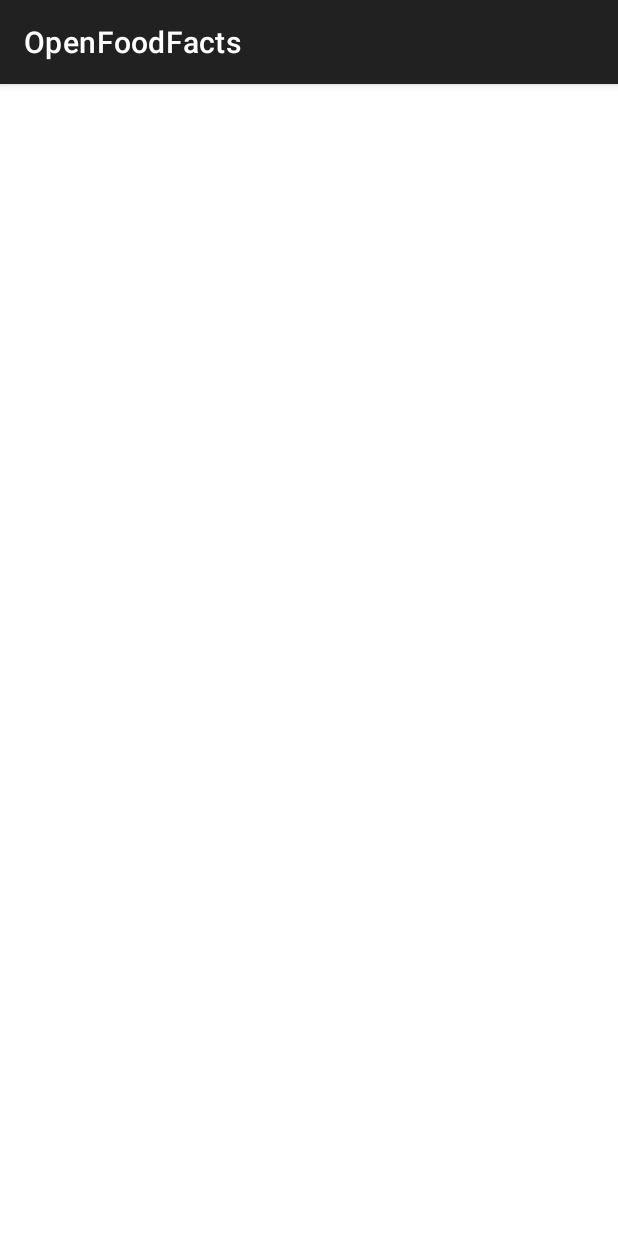
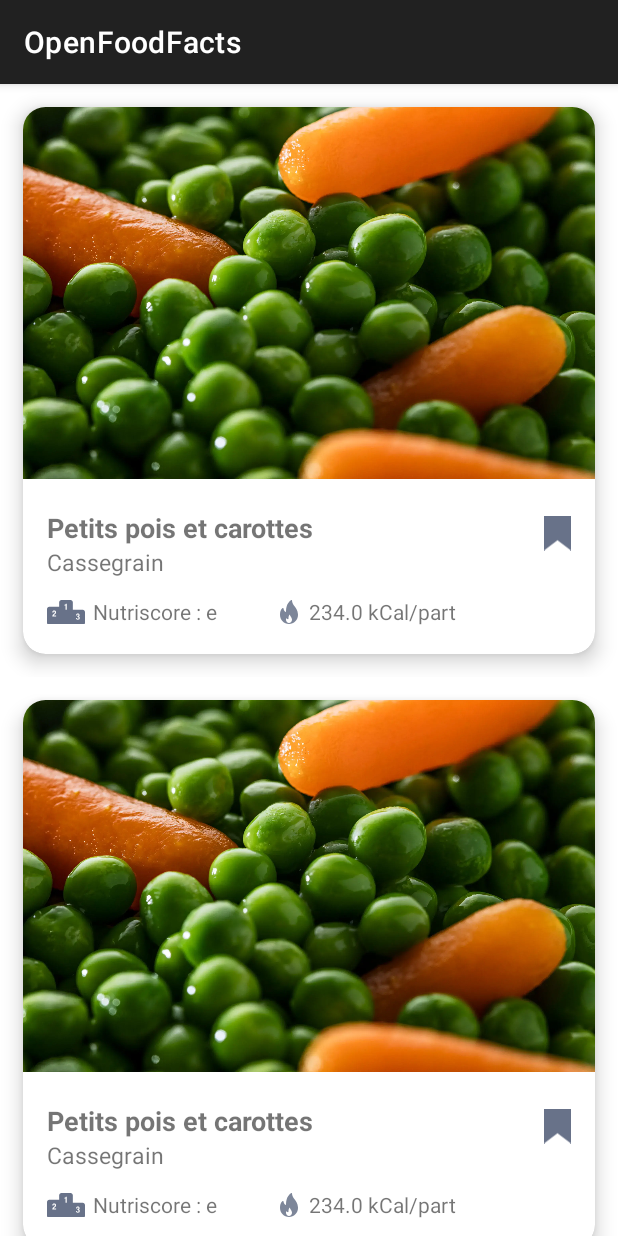
Before and after one commit to Flow2dot0/esgi_android_v2, an Android app: the screen it shows after launch (ProductsActivity), on a phone screen of 412 x 824 dp. Run offline under Robolectric (Android 15) with nearby library versions, the light colour scheme and no system bars; our stand-ins replace Picasso; pictures from the network do not load.

Commit message:
feat : recyclerview & adapter for product

```diff
--- /dev/null
+++ b/app/src/main/java/com/florian/esgiandroid/domain/ImageLoader.kt
@@ -0,0 +1,29 @@
+package com.florian.esgiandroid.domain
+
+import android.graphics.drawable.Drawable
+import android.widget.ImageView
+import com.florian.esgiandroid.R
+import com.squareup.picasso.Picasso
+
+interface ImageLoader {
+
+
+    fun loadInto(imageUrl : String, placeholder: Int = R.drawable.petitspoidscarottes, replacementOnError : Int = R.drawable.petitspoidscarottes, destination : ImageView)
+
+}
+
+class PicassoImageLoader : ImageLoader {
+
+    override fun loadInto(
+        imageUrl: String,
+        placeholder: Int,
+        replacementOnError: Int,
+        destination: ImageView
+    ) : Unit {
+        Picasso.get()
+            .load(imageUrl)
+            .placeholder(placeholder)
+            .error(replacementOnError)
+            .into(destination)
+    }
+}
--- a/app/src/main/java/com/florian/esgiandroid/domain/NutritionFacts.kt
+++ b/app/src/main/java/com/florian/esgiandroid/domain/NutritionFacts.kt
@@ -10,6 +10,7 @@ interface NutritionFacts {
     val proteins : NutritionsFactsItem
     val salt : NutritionsFactsItem
     val sodium : NutritionsFactsItem
+    val calories : NutritionsFactsItem
 }
 
 class DefaultNutritionFacts(
@@ -21,7 +22,7 @@ class DefaultNutritionFacts(
     override val fibers: NutritionsFactsItem,
     override val proteins: NutritionsFactsItem,
     override val salt: NutritionsFactsItem,
-    override val sodium: NutritionsFactsItem
+    override val sodium: NutritionsFactsItem, override val calories: NutritionsFactsItem
 ) : NutritionFacts{
 
     companion object {
@@ -72,6 +73,11 @@ class DefaultNutritionFacts(
                     null,
                     0.295,
                 ),
+                DefaultNutritionsFactsItem(
+                    "kCal",
+                    null,
+                    234.00,
+                ),
             )
         }
     }
--- a/app/src/main/java/com/florian/esgiandroid/presentation/ProductActivity.kt
+++ b/app/src/main/java/com/florian/esgiandroid/presentation/ProductActivity.kt
@@ -19,7 +19,7 @@ class ProductActivity : AppCompatActivity() {
             .load(product.imageUrl)
             .placeholder(R.drawable.petitspoidscarottes)
             .error(R.drawable.petitspoidscarottes)
-            .into(posterView);
+            .into(posterView)
         findViewById<TextView>(R.id.title).text = product.name
         findViewById<TextView>(R.id.brand).text = product.brand
         setSpannableTextViewBold(makeTextView(R.id.barcode), R.string.barcode, product.barcode.toString())
--- a/app/src/main/java/com/florian/esgiandroid/presentation/ProductsActivity.kt
+++ b/app/src/main/java/com/florian/esgiandroid/presentation/ProductsActivity.kt
@@ -6,38 +6,24 @@ import android.view.LayoutInflater
 import android.view.View
 import android.view.ViewGroup
 import android.widget.TextView
+import androidx.recyclerview.widget.LinearLayoutManager
 import androidx.recyclerview.widget.RecyclerView
 import com.florian.esgiandroid.R
+import com.florian.esgiandroid.domain.DefaultProduct
+import com.florian.esgiandroid.domain.Product
+import com.florian.esgiandroid.presentation.organisms.ProductAdapter
 
 class ProductsActivity : AppCompatActivity() {
+
+    val adapter = ProductAdapter(arrayOf(DefaultProduct.dummy(),DefaultProduct.dummy()))
+
     override fun onCreate(savedInstanceState: Bundle?) {
         super.onCreate(savedInstanceState)
         setContentView(R.layout.activity_products)
+
+        val recyclerView = findViewById<RecyclerView>(R.id.products_rv)
+        recyclerView.layoutManager = LinearLayoutManager(this)
+        recyclerView.adapter = adapter
+
     }
 }
-
-
-class ListAdapter : RecyclerView.Adapter<ListItemCell>() {
-
-    override fun onCreateViewHolder(parent: ViewGroup, viewType: Int): ListItemCell {
-        return ListItemCell(
-            LayoutInflater.from(parent.context)
-                .inflate(R.layout.item_product, parent, false)
-        )
-    }
-
-    override fun onBindViewHolder(cell: ListItemCell, position: Int) {
-        cell.text.text = position.toString()
-    }
-
-    override fun getItemCount(): Int {
-        return 40
-    }
-
-}
-//
-//class ListItemCell(v: View) : RecyclerView.ViewHolder(v) {
-//
-//    val text : TextView = v.text_cell
-//
-//}
--- /dev/null
+++ b/app/src/main/java/com/florian/esgiandroid/presentation/organisms/ProductAdapter.kt
@@ -0,0 +1,39 @@
+package com.florian.esgiandroid.presentation.organisms
+
+import android.view.LayoutInflater
+import android.view.View
+import android.view.ViewGroup
+import android.widget.ImageView
+import android.widget.TextView
+import androidx.recyclerview.widget.RecyclerView
+import com.florian.esgiandroid.R
+import com.florian.esgiandroid.domain.PicassoImageLoader
+import com.florian.esgiandroid.domain.Product
+
+class ProductAdapter(val products : Array<Product>) : RecyclerView.Adapter<ProductAdapter.ViewHolder>() {
+    override fun onCreateViewHolder(parent: ViewGroup, viewType: Int): ViewHolder {
+        val inflater = LayoutInflater.from(parent.context)
+        val viewItem = inflater.inflate(R.layout.item_product, parent, false)
+        return ViewHolder(viewItem)
+    }
+
+    override fun onBindViewHolder(holder: ViewHolder, position: Int) {
+        val product = products[position]
+        PicassoImageLoader().loadInto(imageUrl = product.imageUrl, destination = holder.banner)
+        holder.name.text = product.name
+        holder.brand.text = product.brand
+        holder.nutriscore.text = product.nutriscore.substring(product.nutriscore.length-1, product.nutriscore.length)
+        holder.calories.text = product.nutritionFacts.calories.quantityPer100g.toString()
+    }
+
+    override fun getItemCount(): Int = products.size
+
+    class ViewHolder(itemView: View) : RecyclerView.ViewHolder(itemView) {
+        val banner = itemView.findViewById<ImageView>(R.id.item_product_card_banner)
+        val name = itemView.findViewById<TextView>(R.id.item_product_name)
+        val brand = itemView.findViewById<TextView>(R.id.item_product_brand)
+        val nutriscore = itemView.findViewById<TextView>(R.id.item_product_value_nutriscore)
+        val calories = itemView.findViewById<TextView>(R.id.item_product_value_calories)
+
+    }
+}
--- a/app/src/main/res/layout/item_product.xml
+++ b/app/src/main/res/layout/item_product.xml
@@ -1,7 +1,7 @@
 <?xml version="1.0" encoding="utf-8"?>
 <LinearLayout xmlns:android="http://schemas.android.com/apk/res/android"
     android:layout_width="match_parent"
-    android:layout_height="match_parent"
+    android:layout_height="wrap_content"
     xmlns:app="http://schemas.android.com/apk/res-auto"
     android:orientation="vertical">
 
@@ -46,14 +46,12 @@
                     />
 
                 <ImageView
-                    app:layout_constraintTop_toTopOf="parent"
-                    app:layout_constraintEnd_toEndOf="parent"
                     android:layout_width="18dp"
                     android:layout_height="32dp"
-                    android:src="@drawable/nutriscore_e"
-                    android:layout_margin="10dp"
                     android:contentDescription=""
-                    />
+                    android:src="@drawable/nav_bar_bookmarks"
+                    app:layout_constraintEnd_toEndOf="parent"
+                    app:layout_constraintTop_toTopOf="parent" />
 
                 <TextView
                     app:layout_constraintTop_toBottomOf="@id/item_product_name"
@@ -71,7 +69,7 @@
                     android:gravity="center_vertical"
                     android:layout_height="25dp">
                     <ImageView
-                        android:src="@drawable/nutriscore_e"
+                        android:src="@drawable/ranking"
                         android:layout_width="25dp"
                         android:layout_height="16dp"
                         android:id="@+id/item_product_icon_nutriscore"
@@ -87,16 +85,17 @@
                         />
 
                     <TextView
+                        android:id="@+id/item_product_value_nutriscore"
                         android:text="A"
                         android:textSize="14sp"
                         android:layout_width="wrap_content"
                         android:layout_height="wrap_content" />
 
                     <View
-                        android:layout_width="10dp"
+                        android:layout_width="40dp"
                         android:layout_height="wrap_content" />
                     <ImageView
-                        android:src="@drawable/nutriscore_e"
+                        android:src="@drawable/calories"
                         android:layout_width="16dp"
                         android:layout_height="16dp"
                         android:id="@+id/item_product_icon_calories"
@@ -105,6 +104,7 @@
                         android:layout_width="5dp"
                         android:layout_height="wrap_content" />
                     <TextView
+                        android:id="@+id/item_product_value_calories"
                         android:textSize="14sp"
                         android:layout_width="wrap_content"
                         android:layout_height="wrap_content"
```
Also changed, not shown: app/src/main/res/drawable-hdpi/ic_bookmark.png (added), app/src/main/res/drawable-mdpi/ic_bookmark.png (added), app/src/main/res/drawable-xhdpi/ic_bookmark.png (added), app/src/main/res/drawable-xxhdpi/ic_bookmark.png (added), app/src/main/res/drawable-xxxhdpi/ic_bookmark.png (added).
